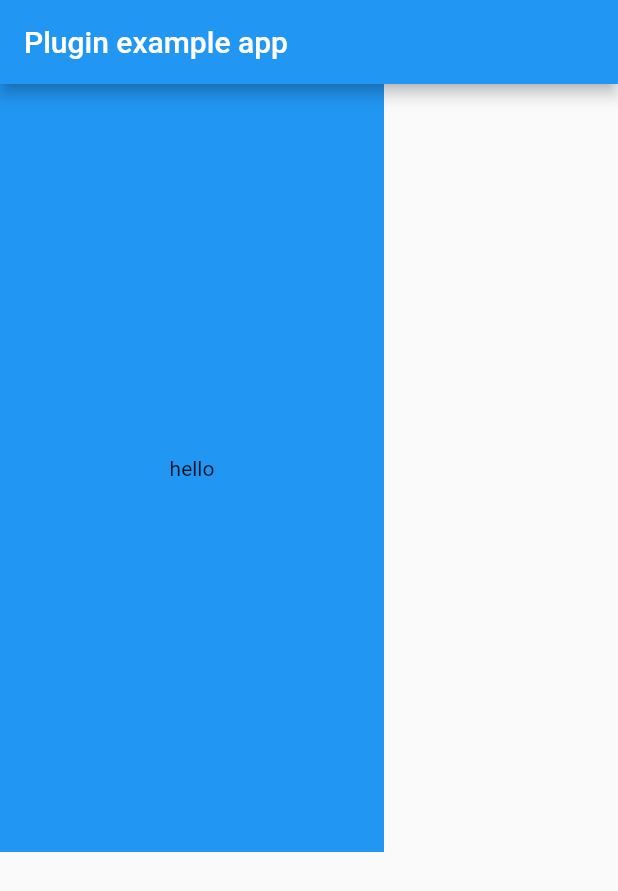
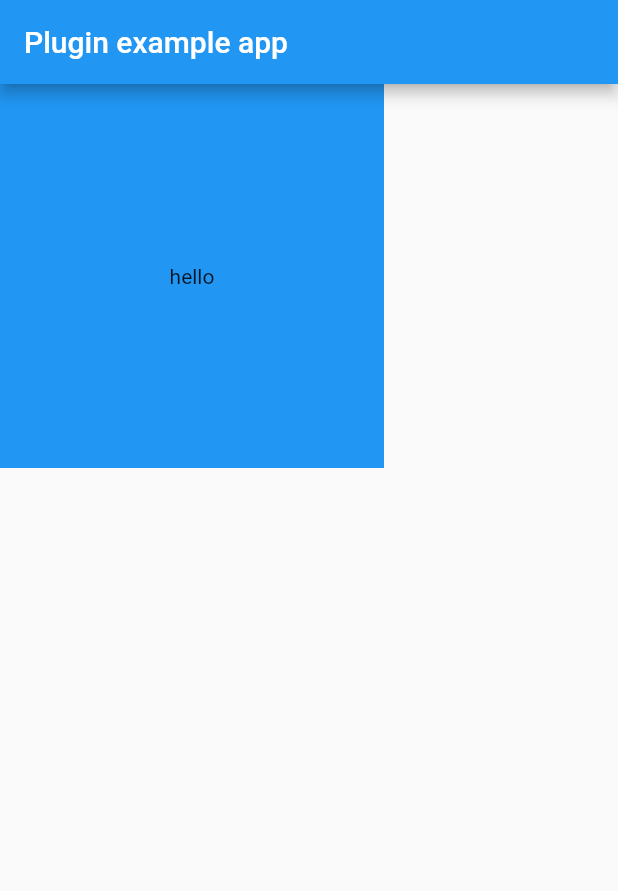
Before and after one commit to gsioteam/flip_widget, a Flutter app: the screen it shows after launch, on a phone screen of 412 x 824 dp. Shown: the top 891 px of the screen. Run offline on Flutter 3.47's test engine with Material 2 defaults, Android fonts, the phone set to English and light mode, and no system bars; missing offline and left inert: dart:ffi, gl_canvas, opengl_es_bindings.

Commit message:
Improve flipping effect

```diff
--- a/example/lib/main.dart
+++ b/example/lib/main.dart
@@ -26,6 +26,7 @@ class _MyAppState extends State<MyApp> {
 
   @override
   Widget build(BuildContext context) {
+    Size size = Size(256, 256);
     return MaterialApp(
       home: Scaffold(
         appBar: AppBar(
@@ -35,11 +36,12 @@ class _MyAppState extends State<MyApp> {
           mainAxisSize: MainAxisSize.min,
           children: [
             Container(
-              width: 256,
-              height: 512,
+              width: size.width,
+              height: size.height,
               child: GestureDetector(
                 child: FlipWidget(
                   key: _flipKey,
+                  textureSize: size * 2,
                   child: Container(
                     color: Colors.blue,
                     child: Center(
@@ -53,9 +55,9 @@ class _MyAppState extends State<MyApp> {
                 },
                 onHorizontalDragUpdate: (details) {
                   Offset off = details.globalPosition - _oldPosition;
-                  double percent = math.max(0, -off.dx / 256 / 2);
-                  double tilt = math.max(0.3, math.min(8.0, 3.0 + off.dy / 100));
-                  percent = percent - math.max(0, percent / 2 * (1-1/tilt));
+                  double tilt = 1/((-off.dy + 20) / 100);
+                  double percent = math.max(0, -off.dx / size.width * 1.4);
+                  percent = percent - percent / 2 * (1-1/tilt);
                   _flipKey.currentState?.flip(percent, tilt);
                 },
                 onHorizontalDragEnd: (details) {
--- a/lib/src/flip_widget.dart
+++ b/lib/src/flip_widget.dart
@@ -132,7 +132,7 @@ class FlipWidgetState extends State<FlipWidget> {
   Future<void> flip(double percent, double tilt) {
     return _queueAction(() {
       controller.beginDraw();
-      _render.draw(1 - (percent * 2), tilt);
+      _render.draw(1 - percent, tilt);
       controller.endDraw();
     });
   }
--- a/lib/src/gl_render.dart
+++ b/lib/src/gl_render.dart
@@ -44,7 +44,7 @@ void main()
     float x1 = px(uv.x);
     float y1 = py(1.0 - uv.y);
     float per = px(percent);
-    if (tilt * (x1 - per) > y1) {
+    if (y1 / tilt + per < x1) {
         gl_FragColor = vec4(0.0, 0.0, 0.0, 0.0);
     } else {
         float x0 = (x1 / tilt + y1 + per * tilt) / (tilt + 1.0/tilt);
@@ -64,12 +64,12 @@ void main()
                     y2 = y2 - 2.0 * roll_size;
                 }
             }
-            if (y2 > 0.0 && x2 < size.x) {
+            if (y2 > 0.0 && y2 < size.y && x2 < size.x) {
                 vec4 shadow = mix(vec4(0.6, 0.6, 0.6, 1.0), vec4(0.98, 0.98, 0.98, 1.0), min(1.0, dis/20.0));
                 gl_FragColor = texture2D(texture, to_uv(vec2(x2, y2))) * shadow;
             } else {
                 vec4 shadow = mix(vec4(1.2, 1.2, 1.2, 1.0), vec4(1.0, 1.0, 1.0, 1.0), min(1.0, dis/20.0));
-                float sha_off = pow(max(0.0, -y2), 2.0) + pow(max(0.0, x2 - size.x), 2.0);
+                float sha_off = pow(max(0.0, max(y2 - size.y, -y2)), 2.0) + pow(max(0.0, x2 - size.x), 2.0);
                 shadow = shadow - (1.0 - smoothstep(0.0, 81.0, sha_off)) * vec4(0.3, 0.3, 0.3, 0.0);
                 gl_FragColor = texture2D(texture, to_uv(vec2(x1, y1))) * shadow;
             }
--- a/pubspec.yaml
+++ b/pubspec.yaml
@@ -1,6 +1,6 @@
 name: flip_widget
-description: A new Flutter package.
-version: 0.1.3
+description: Flip your widget.
+version: 0.1.4
 homepage: https://github.com/gsioteam/flip_widget
 
 environment:
```
Also changed, not shown: example/pubspec.lock, pics/screenrecord.gif, 1 other file.
